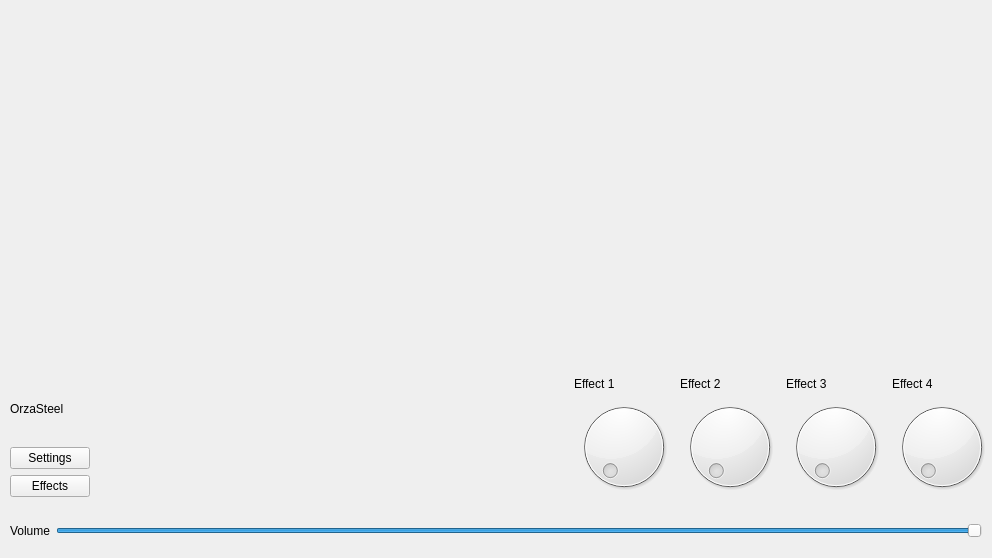
Before: the Qt Designer form src/qt/Window.ui in chuckfairy/OrzaSteel, drawn with Qt 5.
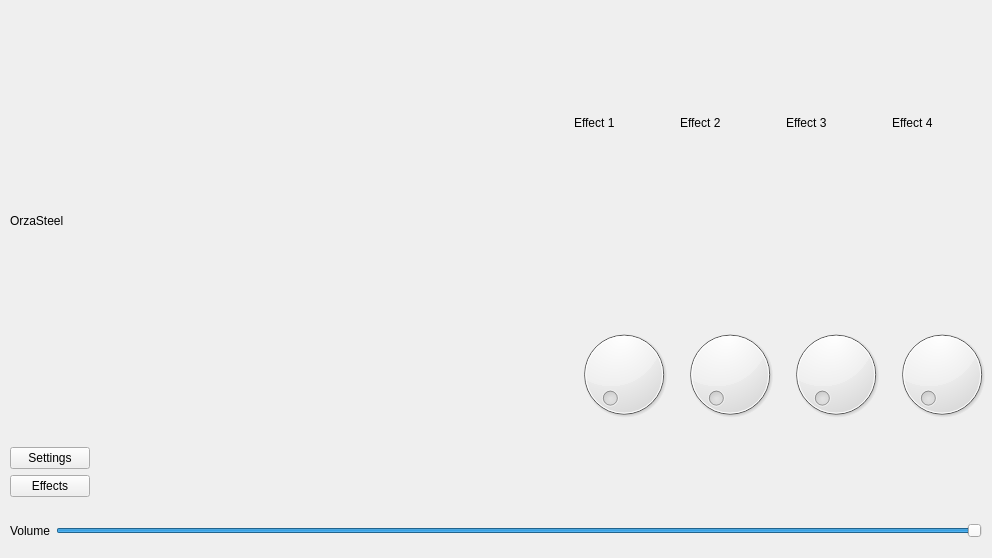
After: the same form once the commit is applied.

Commit message: pedal editor updates, resizing fixes neck

Patch:
```diff
--- a/src/qt/Window.ui
+++ b/src/qt/Window.ui
@@ -39,21 +39,7 @@
        <number>0</number>
       </property>
       <item>
-       <layout class="QHBoxLayout" name="neck">
-        <property name="spacing">
-         <number>0</number>
-        </property>
-        <item>
-         <widget class="QWidget" name="widget" native="true">
-          <property name="sizePolicy">
-           <sizepolicy hsizetype="Preferred" vsizetype="Expanding">
-            <horstretch>0</horstretch>
-            <verstretch>0</verstretch>
-           </sizepolicy>
-          </property>
-         </widget>
-        </item>
-       </layout>
+       <layout class="QVBoxLayout" name="neck"/>
       </item>
       <item>
        <layout class="QVBoxLayout" name="bridge">
```
The commit also changes 9 other files.
